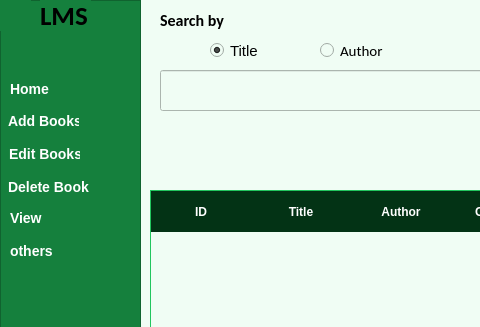
Qt form Searchbooks.ui (shanimp/LibraryManagement) before a commit; both pictures show x 0 to 480 and y 0 to 327 of the 800 by 600 pixel window.
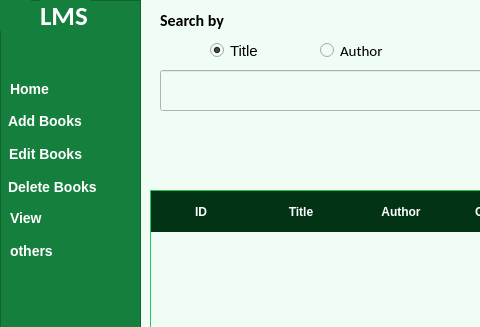
The same form after that commit. Icons and pictures are not drawn.

What changed in the file:
```diff
--- a/Searchbooks.ui
+++ b/Searchbooks.ui
@@ -10,6 +10,12 @@
     <height>600</height>
    </rect>
   </property>
+  <property name="maximumSize">
+   <size>
+    <width>16777100</width>
+    <height>16777100</height>
+   </size>
+  </property>
   <property name="windowTitle">
    <string>MainWindow</string>
   </property>
@@ -330,6 +336,12 @@
       <height>571</height>
      </rect>
     </property>
+    <property name="sizePolicy">
+     <sizepolicy hsizetype="Preferred" vsizetype="Expanding">
+      <horstretch>0</horstretch>
+      <verstretch>0</verstretch>
+     </sizepolicy>
+    </property>
     <property name="minimumSize">
      <size>
       <width>0</width>
@@ -377,6 +389,10 @@
        <bold>true</bold>
       </font>
      </property>
+     <property name="styleSheet">
+      <string notr="true">color: rgb(0, 0, 0);
+color: rgb(255, 255, 255);</string>
+     </property>
      <property name="text">
       <string>LMS</string>
      </property>
@@ -386,7 +402,7 @@
       <rect>
        <x>-2</x>
        <y>100</y>
-       <width>91</width>
+       <width>101</width>
        <height>41</height>
       </rect>
      </property>
@@ -419,7 +435,7 @@
       <rect>
        <x>-1</x>
        <y>138</y>
-       <width>91</width>
+       <width>101</width>
        <height>31</height>
       </rect>
      </property>
@@ -452,7 +468,7 @@
       <rect>
        <x>-2</x>
        <y>166</y>
-       <width>101</width>
+       <width>121</width>
        <height>41</height>
       </rect>
      </property>
```
Left out of the diff: 6 changed lines with no effect on the pictures.
